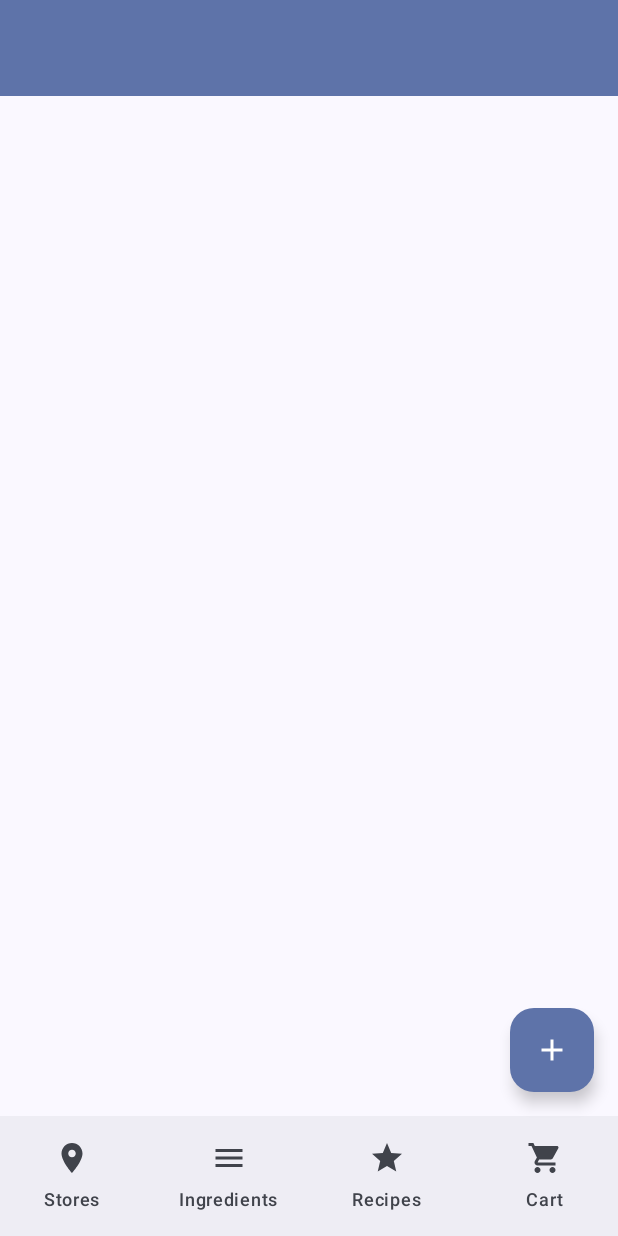
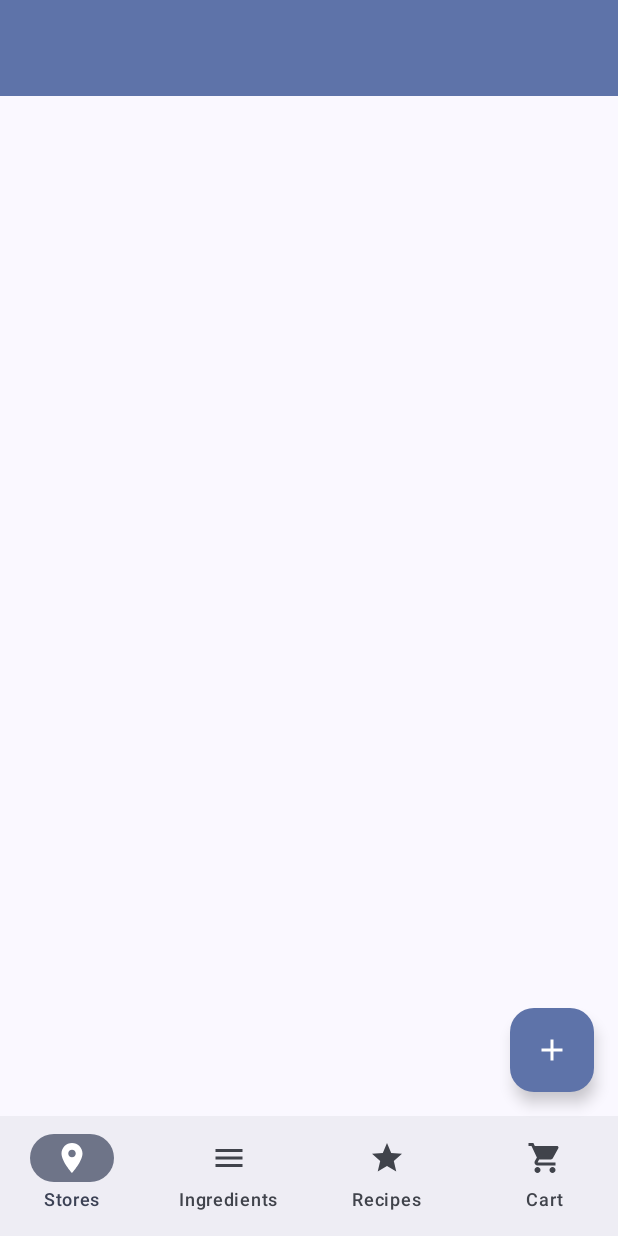
Before and after one commit to coldrifting/SIRL, an Android app built with Jetpack Compose: the composable StoreAisleList called with empty values, on a phone screen of 412 x 824 dp. Run offline under Robolectric (Android 15) with nearby library versions, the phone set to English and light mode, and no system bars; libraries missing offline, so code that uses them is left out: sh.calvin.reorderable; 12 statements that could not run were skipped.

Commit message:
Fixed flickering nav bar icons on nested navigation

```diff
--- a/app/src/main/java/com/coldrifting/sirl/components/NavBar.kt
+++ b/app/src/main/java/com/coldrifting/sirl/components/NavBar.kt
@@ -5,23 +5,18 @@ import androidx.compose.material3.NavigationBar
 import androidx.compose.material3.NavigationBarItem
 import androidx.compose.material3.Text
 import androidx.compose.runtime.Composable
-import androidx.compose.runtime.getValue
-import androidx.navigation.NavDestination.Companion.hasRoute
-import androidx.navigation.NavDestination.Companion.hierarchy
 import androidx.navigation.NavHostController
-import androidx.navigation.compose.currentBackStackEntryAsState
+import com.coldrifting.sirl.TopLevelRoute
 import com.coldrifting.sirl.topLevelRoutes
 
 @Composable
-fun NavBar(navController: NavHostController) {
-    val navBackStackEntry by navController.currentBackStackEntryAsState()
+fun NavBar(navController: NavHostController, selectedRoute: TopLevelRoute<out Any>) {
     NavigationBar {
         topLevelRoutes.forEach { topLevelRoute ->
-            NavigationBarItem(label = { Text(topLevelRoute.name) },
-                icon = { Icon(topLevelRoute.icon, contentDescription = topLevelRoute.name) },
-                selected = navBackStackEntry?.destination?.hierarchy?.any {
-                    it.hasRoute(topLevelRoute.route::class)
-                } == true,
+            val routeName: String = topLevelRoute.route.javaClass.simpleName
+            NavigationBarItem(label = { Text(routeName) },
+                icon = { Icon(topLevelRoute.icon, contentDescription = routeName) },
+                selected = topLevelRoute == selectedRoute,
                 onClick = {
                     navController.navigate(topLevelRoute.route) {
                         popUpTo(navController.graph.id) {
--- a/app/src/main/java/com/coldrifting/sirl/screens/Cart.kt
+++ b/app/src/main/java/com/coldrifting/sirl/screens/Cart.kt
@@ -10,12 +10,13 @@ import androidx.navigation.NavHostController
 import com.coldrifting.sirl.components.Fab
 import com.coldrifting.sirl.components.NavBar
 import com.coldrifting.sirl.components.TopBar
+import com.coldrifting.sirl.routeCart
 
 @Composable
 fun Cart(navHostController: NavHostController, title: String) {
     Scaffold(
         topBar = { TopBar(navHostController, title) },
-        bottomBar = { NavBar(navHostController) },
+        bottomBar = { NavBar(navHostController, routeCart) },
         floatingActionButton = { Fab(addAction = {})},
         content = { innerPadding ->
             Box(modifier = Modifier.padding(innerPadding)) {
--- a/app/src/main/java/com/coldrifting/sirl/screens/Ingredients.kt
+++ b/app/src/main/java/com/coldrifting/sirl/screens/Ingredients.kt
@@ -10,12 +10,13 @@ import androidx.navigation.NavHostController
 import com.coldrifting.sirl.components.Fab
 import com.coldrifting.sirl.components.NavBar
 import com.coldrifting.sirl.components.TopBar
+import com.coldrifting.sirl.routeIngredients
 
 @Composable
 fun Ingredients(navHostController: NavHostController, title: String) {
     Scaffold(
         topBar = { TopBar(navHostController, title) },
-        bottomBar = { NavBar(navHostController) },
+        bottomBar = { NavBar(navHostController, routeIngredients) },
         floatingActionButton = { Fab(addAction = {})},
         content = { innerPadding ->
             Box(modifier = Modifier.padding(innerPadding)) {
--- a/app/src/main/java/com/coldrifting/sirl/screens/Recipes.kt
+++ b/app/src/main/java/com/coldrifting/sirl/screens/Recipes.kt
@@ -10,12 +10,13 @@ import androidx.navigation.NavHostController
 import com.coldrifting.sirl.components.Fab
 import com.coldrifting.sirl.components.NavBar
 import com.coldrifting.sirl.components.TopBar
+import com.coldrifting.sirl.routeRecipes
 
 @Composable
 fun Recipes(navHostController: NavHostController, title: String) {
     Scaffold(
         topBar = { TopBar(navHostController, title) },
-        bottomBar = { NavBar(navHostController) },
+        bottomBar = { NavBar(navHostController, routeRecipes) },
         floatingActionButton = { Fab(addAction = {})},
         content = { innerPadding ->
             Box(modifier = Modifier.padding(innerPadding)) {
--- a/app/src/main/java/com/coldrifting/sirl/screens/StoreAisleList.kt
+++ b/app/src/main/java/com/coldrifting/sirl/screens/StoreAisleList.kt
@@ -19,6 +19,7 @@ import com.coldrifting.sirl.components.TextDialog
 import com.coldrifting.sirl.components.TopBar
 import com.coldrifting.sirl.components.swipeDeleteAction
 import com.coldrifting.sirl.components.swipeEditAction
+import com.coldrifting.sirl.routeStores
 
 @Composable
 fun StoreAisleList(id: Int, navHostController: NavHostController, viewModel: AppViewModel, title: String) {
@@ -53,7 +54,7 @@ fun StoreAisleList(id: Int, navHostController: NavHostController, viewModel: App
 
     Scaffold(
         topBar = { TopBar(navHostController, title) },
-        bottomBar = { NavBar(navHostController) },
+        bottomBar = { NavBar(navHostController, routeStores) },
         floatingActionButton = { Fab(addAction = { showNewAlertDialog = true }) },
         content = { innerPadding ->
             SwipeReorderableList(
--- a/app/src/main/java/com/coldrifting/sirl/screens/StoreList.kt
+++ b/app/src/main/java/com/coldrifting/sirl/screens/StoreList.kt
@@ -23,6 +23,7 @@ import com.coldrifting.sirl.components.TextDialog
 import com.coldrifting.sirl.components.TopBar
 import com.coldrifting.sirl.components.swipeDeleteAction
 import com.coldrifting.sirl.components.swipeEditAction
+import com.coldrifting.sirl.routeStores
 
 @Composable
 fun StoreList(navHostController: NavHostController, viewModel: AppViewModel, title: String) {
@@ -57,7 +58,7 @@ fun StoreList(navHostController: NavHostController, viewModel: AppViewModel, tit
 
     Scaffold(
         topBar = { TopBar(navHostController, title) },
-        bottomBar = { NavBar(navHostController) },
+        bottomBar = { NavBar(navHostController, routeStores) },
         floatingActionButton = { Fab(addAction = { showNewAlertDialog = true }) },
         content = { innerPadding ->
             SwipeRadioButtonList(
```
Also changed, not shown: app/src/main/java/com/coldrifting/sirl/Routes.kt (+12 -7 lines).
